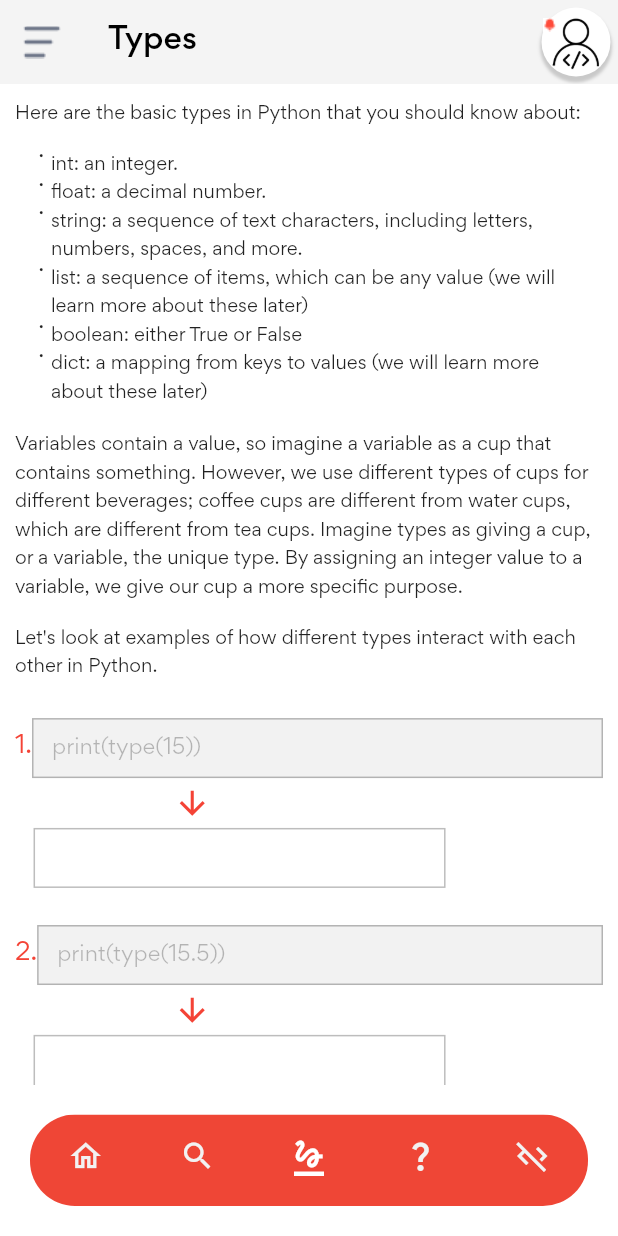
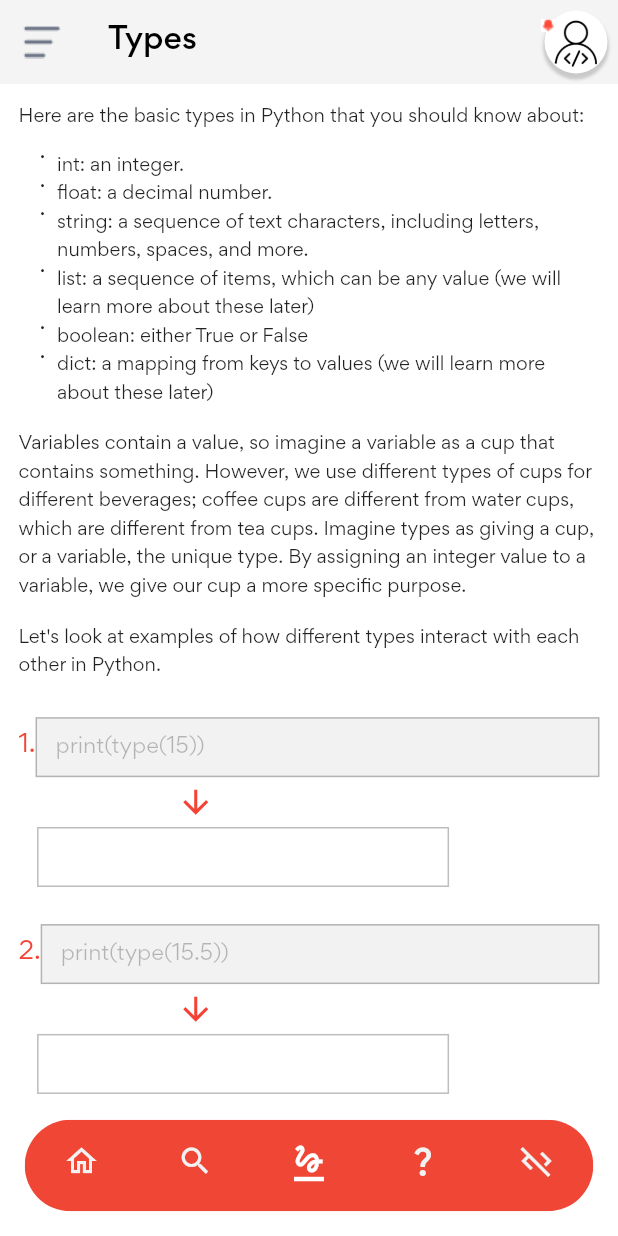
Before and after one commit to natnael-OQP/addis_coder, a Flutter app: the Navigation screen opened directly, item 3 of the bottom bar chosen, on a phone screen of 412 x 824 dp. Run offline on Flutter 3.47's test engine with Material 2 defaults, Android fonts, the phone set to English and light mode, and no system bars; our stand-ins replace gap, hexcolor; missing offline and left inert: code_editor; network calls fail.

Commit message:
change all constant value to MediaQuery value

```diff
--- a/lib/main.dart
+++ b/lib/main.dart
@@ -1,4 +1,4 @@
-import 'package:addis_coder/navigation/navigation.dart';
+import 'package:addis_coder/screen/welcome/welcome_screen.dart';
 import 'package:flutter/material.dart';
 
 void main() {
@@ -19,7 +19,7 @@ class MyApp extends StatelessWidget {
         fontFamily: 'Gordita',
         primarySwatch: Colors.blue,
       ),
-      home: const Navigation(),
+      home: const WelcomeScreen(),
     );
   }
 }
--- a/lib/navigation/navigation.dart
+++ b/lib/navigation/navigation.dart
@@ -33,14 +33,17 @@ class _NavigationState extends State<Navigation> {
 
   @override
   Widget build(BuildContext context) {
+    final width = MediaQuery.of(context).size.width;
+    final height = MediaQuery.of(context).size.height;
+
     return Scaffold(
       body: Center(
         child: _widgetOptions[_selectedIndex],
       ),
       bottomNavigationBar: Padding(
-        padding: const EdgeInsets.all(20.0),
+        padding: EdgeInsets.all(width * .04),
         child: ClipRRect(
-          borderRadius: const BorderRadius.all(Radius.circular(30)),
+          borderRadius: BorderRadius.all(Radius.circular(width * .1)),
           child: BottomNavigationBar(
             elevation: 0,
             type: BottomNavigationBarType.fixed,
@@ -58,7 +61,6 @@ class _NavigationState extends State<Navigation> {
                     const Icon(Icons.home_filled),
                     Container(
                       color: Colors.white,
-                      // margin: const EdgeInsets.only(top: 5),
                       height: 3,
                       width: 20,
                     )
@@ -74,7 +76,6 @@ class _NavigationState extends State<Navigation> {
                     const Icon(Icons.search),
                     Container(
                       color: Colors.white,
-                      // margin: const EdgeInsets.only(top: 5),
                       height: 3,
                       width: 20,
                     )
@@ -90,7 +91,6 @@ class _NavigationState extends State<Navigation> {
                     const Icon(Icons.gesture_sharp),
                     Container(
                       color: Colors.white,
-                      // margin: const EdgeInsets.only(top: 5),
                       height: 3,
                       width: 20,
                     )
@@ -106,7 +106,6 @@ class _NavigationState extends State<Navigation> {
                     const Icon(Icons.question_mark_outlined),
                     Container(
                       color: Colors.white,
-                      // margin: const EdgeInsets.only(top: 5),
                       height: 3,
                       width: 20,
                     )
@@ -122,7 +121,6 @@ class _NavigationState extends State<Navigation> {
                     const Icon(Icons.code),
                     Container(
                       color: Colors.white,
-                      // margin: const EdgeInsets.only(top: 5),
                       height: 3,
                       width: 20,
                     )
--- a/lib/screen/question/question_screen.dart
+++ b/lib/screen/question/question_screen.dart
@@ -25,7 +25,7 @@ class QuestionScreen extends StatelessWidget {
           Stack(
             children: [
               Container(
-                margin: const EdgeInsets.all(5),
+                margin: EdgeInsets.all(width * .017),
                 decoration: BoxDecoration(
                     color: Colors.white,
                     borderRadius: const BorderRadius.all(Radius.circular(30)),
@@ -41,7 +41,7 @@ class QuestionScreen extends StatelessWidget {
                 child: Image.asset("assets/icons/person.png"),
               ),
               Padding(
-                padding: const EdgeInsets.only(top: 12.0, left: 6),
+                padding: EdgeInsets.only(top: width * .03, left: width * .012),
                 child: Image.asset("assets/icons/notification.png"),
               ),
             ],
--- a/lib/screen/type/components/bullet_widget.dart
+++ b/lib/screen/type/components/bullet_widget.dart
@@ -7,9 +7,17 @@ class BulletList extends StatelessWidget {
 
   @override
   Widget build(BuildContext context) {
+    final width = MediaQuery.of(context).size.width;
+    final height = MediaQuery.of(context).size.height;
+
     return Container(
       alignment: Alignment.centerLeft,
-      padding: const EdgeInsets.fromLTRB(16, 15, 16, 16),
+      padding: EdgeInsets.fromLTRB(
+        width * .035,
+        width * .033,
+        width * .035,
+        width * .035,
+      ),
       child: Column(
         crossAxisAlignment: CrossAxisAlignment.start,
         children: strings.map((str) {
@@ -23,8 +31,8 @@ class BulletList extends StatelessWidget {
                   height: 1.55,
                 ),
               ),
-              const SizedBox(
-                width: 5,
+              SizedBox(
+                width: width * .02,
               ),
               Expanded(
                 child: Container(
--- /dev/null
+++ b/lib/screen/type/components/output_code.dart
@@ -0,0 +1,98 @@
+import 'package:flutter/material.dart';
+import 'package:hexcolor/hexcolor.dart';
+
+class OutputCode extends StatelessWidget {
+  const OutputCode({
+    Key? key,
+    required this.height,
+    required this.width,
+    required this.index,
+    required this.input,
+    required this.output,
+  }) : super(key: key);
+
+  final double height;
+  final double width;
+  final int index;
+  final String input, output;
+
+  @override
+  Widget build(BuildContext context) {
+    return Padding(
+      padding: EdgeInsets.only(top: height * .03),
+      child: Column(
+        crossAxisAlignment: CrossAxisAlignment.start,
+        children: [
+          Row(
+            mainAxisAlignment: MainAxisAlignment.center,
+            children: [
+              Text(
+                "$index.",
+                style: const TextStyle(
+                  color: Colors.red,
+                  fontSize: 16,
+                ),
+              ),
+              Expanded(
+                child: Container(
+                  alignment: Alignment.centerLeft,
+                  padding: EdgeInsets.only(left: width * .03),
+                  height: 40,
+                  decoration: BoxDecoration(
+                    color: HexColor("#f2f2f2"),
+                    border: const Border(
+                      top: BorderSide(width: 1.0, color: Colors.black26),
+                      left: BorderSide(width: 1.0, color: Colors.black26),
+                      right: BorderSide(width: 1.0, color: Colors.black26),
+                      bottom: BorderSide(width: 1.0, color: Colors.black26),
+                    ),
+                  ),
+                  child: Text(
+                    input,
+                    style: const TextStyle(
+                      color: Colors.black26,
+                    ),
+                  ),
+                ),
+              ),
+            ],
+          ),
+          Padding(
+            padding: EdgeInsets.symmetric(
+              horizontal: width / 3.9,
+              vertical: height * .005,
+            ),
+            child: const Icon(
+              Icons.arrow_downward,
+              color: Colors.red,
+              size: 25,
+            ),
+          ),
+          Container(
+            alignment: Alignment.centerLeft,
+            padding: EdgeInsets.only(left: width * .03),
+            margin: EdgeInsets.only(left: width * .03),
+            height: 40,
+            width: width / 1.5,
+            decoration: BoxDecoration(
+              color: HexColor("#000"),
+              border: const Border(
+                top: BorderSide(width: 1.0, color: Colors.black26),
+                left: BorderSide(width: 1.0, color: Colors.black26),
+                right: BorderSide(width: 1.0, color: Colors.black26),
+                bottom: BorderSide(width: 1.0, color: Colors.black26),
+              ),
+            ),
+            child: Text(
+              output,
+              style: const TextStyle(
+                color: Colors.white,
+                fontSize: 15,
+              ),
+            ),
+          ),
+        ],
+      ),
+    );
+  }
+}
--- a/lib/screen/type/types_screen.dart
+++ b/lib/screen/type/types_screen.dart
@@ -1,4 +1,5 @@
 import 'package:addis_coder/screen/type/components/bullet_widget.dart';
+import 'package:addis_coder/screen/type/components/output_code.dart';
 import 'package:flutter/material.dart';
 import 'package:gap/gap.dart';
 import 'package:hexcolor/hexcolor.dart';
@@ -27,7 +28,7 @@ class TypesScreen extends StatelessWidget {
           Stack(
             children: [
               Container(
-                margin: const EdgeInsets.all(5),
+                margin: EdgeInsets.all(width * .017),
                 decoration: BoxDecoration(
                     color: Colors.white,
                     borderRadius: const BorderRadius.all(Radius.circular(30)),
@@ -43,7 +44,7 @@ class TypesScreen extends StatelessWidget {
                 child: Image.asset("assets/icons/person.png"),
               ),
               Padding(
-                padding: const EdgeInsets.only(top: 12.0, left: 6),
+                padding: EdgeInsets.only(top: width * .03, left: width * .012),
                 child: Image.asset("assets/icons/notification.png"),
               ),
             ],
@@ -53,7 +54,7 @@ class TypesScreen extends StatelessWidget {
       body: ListView(
         children: [
           Padding(
-            padding: const EdgeInsets.all(10),
+            padding: EdgeInsets.all(width * .03),
             child: Column(
               crossAxisAlignment: CrossAxisAlignment.start,
               children: [
@@ -112,99 +113,3 @@ class TypesScreen extends StatelessWidget {
     );
   }
 }
-
-class OutputCode extends StatelessWidget {
-  const OutputCode({
-    Key? key,
-    required this.height,
-    required this.width,
-    required this.index,
-    required this.input,
-    required this.output,
-  }) : super(key: key);
-
-  final double height;
-  final double width;
-  final int index;
-  final String input, output;
-
-  @override
-  Widget build(BuildContext context) {
-    return Padding(
-      padding: EdgeInsets.only(top: height * .03),
-      child: Column(
-        crossAxisAlignment: CrossAxisAlignment.start,
-        children: [
-          Row(
-            mainAxisAlignment: MainAxisAlignment.center,
-            children: [
-              Text(
-                "$index.",
-                style: const TextStyle(
-                  color: Colors.red,
-                  fontSize: 16,
-                ),
-              ),
-              Expanded(
-                child: Container(
-                  alignment: Alignment.centerLeft,
-                  padding: EdgeInsets.only(left: width * .03),
-                  height: 40,
-                  decoration: BoxDecoration(
-                    color: HexColor("#f2f2f2"),
-                    border: const Border(
-                      top: BorderSide(width: 1.0, color: Colors.black26),
-                      left: BorderSide(width: 1.0, color: Colors.black26),
-                      right: BorderSide(width: 1.0, color: Colors.black26),
-                      bottom: BorderSide(width: 1.0, color: Colors.black26),
-                    ),
-                  ),
-                  child: Text(
-                    input,
-                    style: const TextStyle(
-                      color: Colors.black26,
-                    ),
-                  ),
-                ),
-              ),
-            ],
-          ),
-          Padding(
-            padding: EdgeInsets.symmetric(
-              horizontal: width / 3.9,
-              vertical: height * .005,
-            ),
-            child: const Icon(
-              Icons.arrow_downward,
-              color: Colors.red,
-              size: 25,
-            ),
-          ),
-          Container(
-            alignment: Alignment.centerLeft,
-            padding: EdgeInsets.only(left: width * .03),
-            margin: EdgeInsets.only(left: width * .03),
-            height: 40,
-            width: width / 1.5,
-            decoration: BoxDecoration(
-              color: HexColor("#000"),
-              border: const Border(
-                top: BorderSide(width: 1.0, color: Colors.black26),
-                left: BorderSide(width: 1.0, color: Colors.black26),
-                right: BorderSide(width: 1.0, color: Colors.black26),
-                bottom: BorderSide(width: 1.0, color: Colors.black26),
-              ),
-            ),
-            child: Text(
-              output,
-              style: const TextStyle(
-                color: Colors.white,
-                fontSize: 15,
-              ),
-            ),
-          ),
-        ],
-      ),
-    );
-  }
-}
--- a/lib/screen/welcome/dear_guest_screen.dart
+++ b/lib/screen/welcome/dear_guest_screen.dart
@@ -7,16 +7,17 @@ class DearGuestScreen extends StatelessWidget {
 
   @override
   Widget build(BuildContext context) {
+    final height = MediaQuery.of(context).size.height;
+
     return Scaffold(
       backgroundColor: HexColor("#F94939"),
       body: Container(
-        padding: const EdgeInsets.only(bottom: 40),
+        padding: EdgeInsets.only(bottom: height * .02),
         child: Center(
           child: Column(
             mainAxisAlignment: MainAxisAlignment.center,
             children: [
               Container(
-                // margin: const EdgeInsets.only(bottom: 40),
                 decoration: const BoxDecoration(
                   color: Colors.white,
                   borderRadius: BorderRadius.all(
```
Also changed, not shown: lib/screen/home/components/course_card.dart (+11 -3 lines), lib/screen/home/home_screen.dart (+7 -4 lines), lib/screen/login/login_screen.dart (+20 -11 lines), lib/screen/week/components/day.dart (+31 -7 lines), lib/screen/week/week_screen.dart (+8 -4 lines), lib/screen/welcome/welcome_screen.dart (+11 -8 lines).
